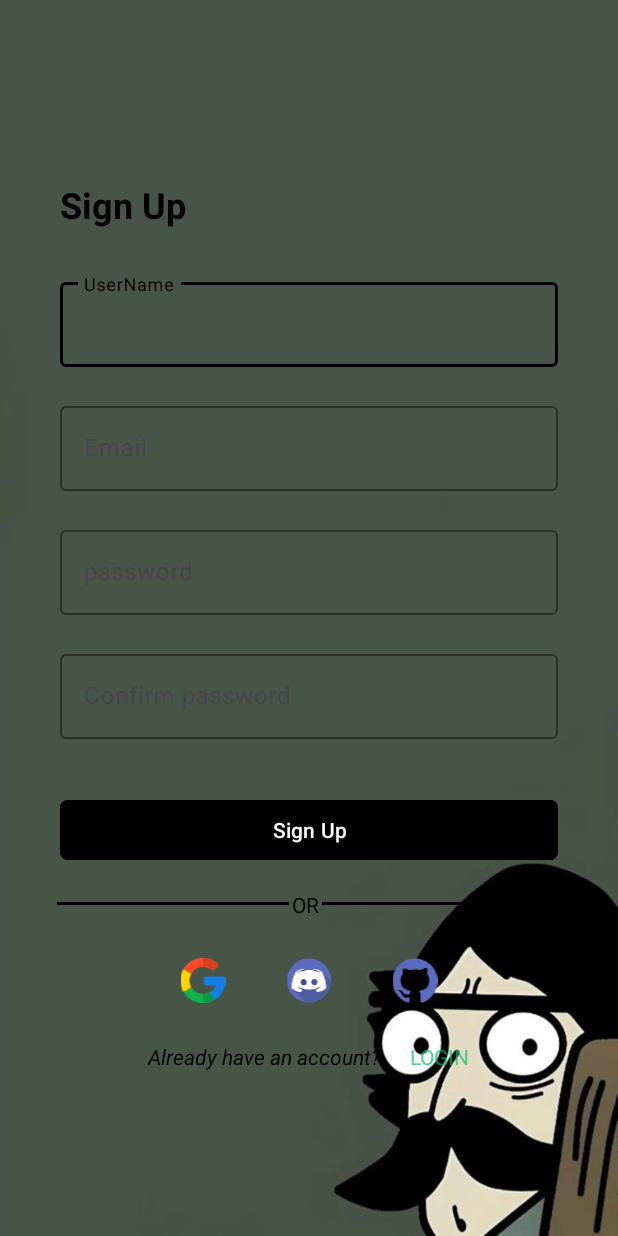
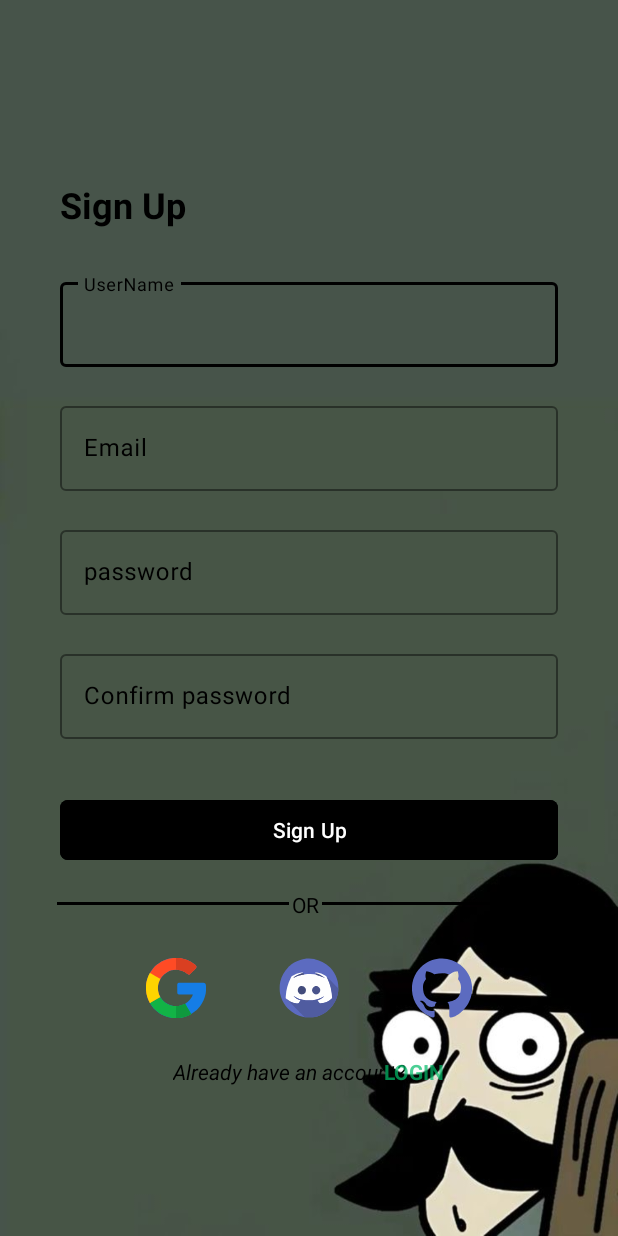
Before and after one commit to inkand-paper/newfunny-login-page, an Android app: the screen it shows after launch (MainActivity), on a phone screen of 412 x 824 dp. Run offline under Robolectric (Android 15) with nearby library versions, the phone set to English and light mode, and no system bars.

Commit message:
created a new type login page

```diff
--- a/app/src/main/res/layout/activity_main.xml
+++ b/app/src/main/res/layout/activity_main.xml
@@ -41,6 +41,7 @@
             app:errorEnabled="true"
             app:hintEnabled="true"
             app:hintTextColor="@color/black"
+            android:textColorHint="@color/black"
             app:layout_constraintEnd_toEndOf="@id/LoginTV"
             app:layout_constraintStart_toStartOf="@id/LoginTV"
             app:layout_constraintTop_toBottomOf="@+id/LoginTV">
@@ -49,6 +50,7 @@
                 android:layout_width="match_parent"
                 android:layout_height="wrap_content"
                 android:maxLines="1"
+                android:inputType="textPersonName"
                 android:textColor="@color/black">
 
             </com.google.android.material.textfield.TextInputEditText>
@@ -64,7 +66,9 @@
             app:boxStrokeWidth="1dp"
             app:errorEnabled="true"
             app:hintEnabled="true"
+            android:textColorHint="@color/black"
             app:hintTextColor="@color/black"
+
             app:layout_constraintEnd_toEndOf="@id/Layout1"
             app:layout_constraintStart_toStartOf="@id/Layout1"
             app:layout_constraintTop_toBottomOf="@+id/Layout1">
@@ -73,6 +77,7 @@
                 android:layout_width="match_parent"
                 android:layout_height="wrap_content"
                 android:maxLines="1"
+                android:inputType="textEmailAddress"
                 android:textColor="@color/black">
 
             </com.google.android.material.textfield.TextInputEditText>
@@ -90,6 +95,8 @@
             app:errorEnabled="true"
             app:hintEnabled="true"
             app:hintTextColor="@color/black"
+            android:textColorHint="@color/black"
+
             app:layout_constraintEnd_toEndOf="@id/Layout2"
             app:layout_constraintStart_toStartOf="@id/Layout2"
             app:layout_constraintTop_toBottomOf="@+id/Layout2">
@@ -98,6 +105,7 @@
                 android:layout_width="match_parent"
                 android:layout_height="wrap_content"
                 android:maxLines="1"
+                android:inputType="textPassword"
                 android:textColor="@color/black">
 
             </com.google.android.material.textfield.TextInputEditText>
@@ -114,6 +122,7 @@
             app:errorEnabled="true"
             app:hintEnabled="true"
             app:hintTextColor="@color/black"
+            android:textColorHint="@color/black"
             app:layout_constraintEnd_toEndOf="@id/Layout3"
             app:layout_constraintStart_toStartOf="@id/Layout3"
             app:layout_constraintTop_toBottomOf="@+id/Layout3">
@@ -122,6 +131,7 @@
                 android:layout_width="match_parent"
                 android:layout_height="wrap_content"
                 android:maxLines="1"
+                android:inputType="textPassword"
                 android:textColor="@color/black">
 
             </com.google.android.material.textfield.TextInputEditText>
@@ -179,7 +189,6 @@
             android:id="@+id/LinearLayout2"
             android:layout_width="match_parent"
             android:layout_height="wrap_content"
-            android:layout_marginHorizontal="100dp"
             android:layout_marginTop="26dp"
             android:orientation="horizontal"
             android:weightSum="3"
@@ -188,55 +197,49 @@
             app:layout_constraintTop_toBottomOf="@+id/LinearLayout1">
 
             <ImageView
-                android:layout_width="30dp"
-                android:layout_height="30dp"
+                android:layout_width="0dp"
+                android:layout_height="40dp"
                 android:layout_weight="1"
+                android:scaleType="fitEnd"
                 android:src="@drawable/google" />
-
             <ImageView
-                android:layout_width="30dp"
-                android:layout_height="30dp"
+                android:layout_width="0dp"
+                android:layout_height="40dp"
                 android:layout_weight="1"
                 android:src="@drawable/discord" />
 
             <ImageView
-                android:layout_width="30dp"
-                android:layout_height="30dp"
+                android:layout_width="0dp"
+                android:layout_height="40dp"
                 android:layout_weight="1"
+                android:scaleType="fitStart"
                 android:src="@drawable/github" />
         </LinearLayout>
 
-        <LinearLayout
-            android:layout_width="match_parent"
+        <TextView
+            android:id="@+id/AskTV"
+            android:layout_width="wrap_content"
             android:layout_height="wrap_content"
-            android:layout_marginHorizontal="60dp"
             android:layout_marginTop="26dp"
-            android:orientation="horizontal"
-            android:weightSum="2"
-            app:layout_constraintEnd_toEndOf="@id/LinearLayout2"
+            android:layout_marginStart="115dp"
+            android:text="Already have an account?"
+            android:textColor="@color/black"
+            android:textSize="14sp"
+            android:textStyle="italic"
             app:layout_constraintStart_toStartOf="@id/LinearLayout2"
-            app:layout_constraintTop_toBottomOf="@+id/LinearLayout2">
+            app:layout_constraintTop_toBottomOf="@+id/LinearLayout2"/>
+        <TextView
+            android:layout_width="wrap_content"
+            android:layout_height="wrap_content"
+            android:layout_marginTop="26dp"
+            android:text="LOGIN"
+            android:layout_marginEnd="115dp"
+            android:textColor="#B603BC69"
+            android:textSize="14sp"
+            android:textStyle="bold"
+            app:layout_constraintTop_toBottomOf="@id/LinearLayout2"
+            app:layout_constraintEnd_toEndOf="@id/LinearLayout2" />
 
-            <TextView
-                android:layout_width="wrap_content"
-                android:layout_height="wrap_content"
-                android:layout_weight="1"
-                android:text="Already have an account?"
-                android:textColor="@color/black"
-                android:textSize="14sp"
-                android:textAlignment="textEnd"
-                android:textStyle="italic" />
-
-            <TextView
-                android:layout_width="wrap_content"
-                android:layout_height="wrap_content"
-                android:layout_marginEnd="20dp"
-                android:layout_weight="1"
-                android:text="LOGIN"
-                android:textAlignment="center"
-                android:textColor="#B603BC69"
-                android:textSize="14sp" />
-        </LinearLayout>
 
 
     </androidx.constraintlayout.widget.ConstraintLayout>
```
